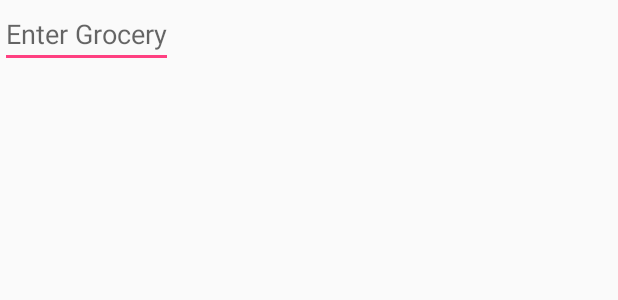
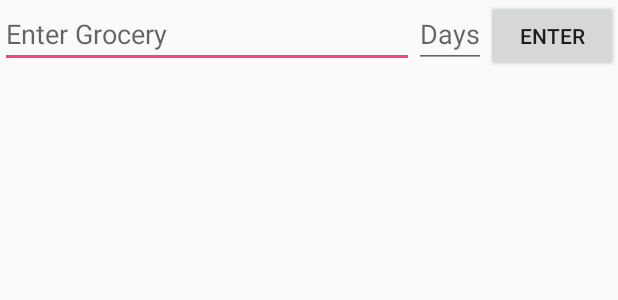
Before and after one commit to cludos/grocr, an Android app: the layout activity_main.xml on its own in the app's theme, with its tools: preview values and no code run, on a phone screen of 412 x 824 dp. Shown: the top 300 px of the screen. Run offline under Robolectric (Android 15) with nearby library versions, the phone set to English and light mode, and no system bars.

Commit message:
changed list to text box and added grocerylist.addGrocery functionality

```diff
--- a/app/src/main/res/layout/activity_main.xml
+++ b/app/src/main/res/layout/activity_main.xml
@@ -4,12 +4,16 @@
     android:orientation="horizontal"
     xmlns:android="http://schemas.android.com/apk/res/android" >
     <EditText android:id="@+id/grocery_name"
+        android:layout_weight="1"
+        android:layout_width="0dp"
+        android:layout_height="wrap_content"
+        android:hint="Enter Grocery" />
+    <EditText android:id="@+id/days"
         android:layout_width="wrap_content"
         android:layout_height="wrap_content"
-        android:hint="Enter Grocery" />
-    <ExpandableListView android:id="@+id/expiration_date_list"
-        android:layout_width="100dp"
+        android:hint="Days"/>
+    <Button android:id="@+id/enter_button"
+        android:layout_width="wrap_content"
         android:layout_height="wrap_content"
-        android:paddingTop="8dp" >
-    </ExpandableListView>
+        android:text="Enter"/>
 </LinearLayout>
```
Also changed, not shown: app/src/main/java/com/corp/druck/grocr/MainActivity.java (+13 -71 lines), app/src/main/res/layout/expandable_list_child_names.xml (deleted, +0 -13 lines), app/src/main/res/layout/expandable_list_group_names.xml (deleted, +0 -16 lines).
